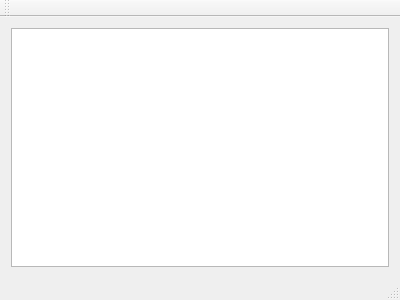
Before: the Qt Designer form vln-vika3/vln3/mainwindow.ui in hoddiingi/vln1-2016, drawn with Qt 5.
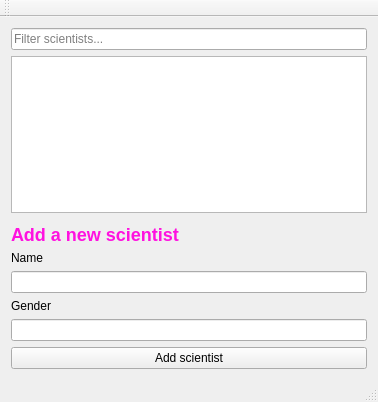
After: the same form once the commit is applied.

Patch:
```diff
--- a/vln-vika3/vln3/mainwindow.ui
+++ b/vln-vika3/vln3/mainwindow.ui
@@ -6,8 +6,8 @@
    <rect>
     <x>0</x>
     <y>0</y>
-    <width>400</width>
-    <height>300</height>
+    <width>378</width>
+    <height>402</height>
    </rect>
   </property>
   <property name="windowTitle">
@@ -15,9 +15,63 @@
   </property>
   <widget class="QWidget" name="centralWidget">
    <layout class="QVBoxLayout" name="verticalLayout">
+    <item>
+     <widget class="QLineEdit" name="input_filter_scientists">
+      <property name="placeholderText">
+       <string>Filter scientists...</string>
+      </property>
+     </widget>
+    </item>
     <item>
      <widget class="QListWidget" name="listScientist"/>
     </item>
+    <item>
+     <spacer name="verticalSpacer">
+      <property name="orientation">
+       <enum>Qt::Vertical</enum>
+      </property>
+      <property name="sizeHint" stdset="0">
+       <size>
+        <width>20</width>
+        <height>40</height>
+       </size>
+      </property>
+     </spacer>
+    </item>
+    <item>
+     <widget class="QLabel" name="label_add_scientist">
+      <property name="text">
+       <string>&lt;html&gt;&lt;head/&gt;&lt;body&gt;&lt;p&gt;&lt;span style=&quot; font-size:x-large; font-weight:600; color:#ff11e0;&quot;&gt;Add a new scientist&lt;/span&gt;&lt;/p&gt;&lt;/body&gt;&lt;/html&gt;</string>
+      </property>
+     </widget>
+    </item>
+    <item>
+     <widget class="QLabel" name="label_scientist_name">
+      <property name="text">
+       <string>Name</string>
+      </property>
+     </widget>
+    </item>
+    <item>
+     <widget class="QLineEdit" name="input_scientist_name"/>
+    </item>
+    <item>
+     <widget class="QLabel" name="label_scientist_gender">
+      <property name="text">
+       <string>Gender</string>
+      </property>
+     </widget>
+    </item>
+    <item>
+     <widget class="QLineEdit" name="input_scientist_gender"/>
+    </item>
+    <item>
+     <widget class="QPushButton" name="pushBotton">
+      <property name="text">
+       <string>Add scientist</string>
+      </property>
+     </widget>
+    </item>
    </layout>
   </widget>
   <widget class="QMenuBar" name="menuBar">
```
Left out of the diff: 2 changed lines with no effect on the pictures.
